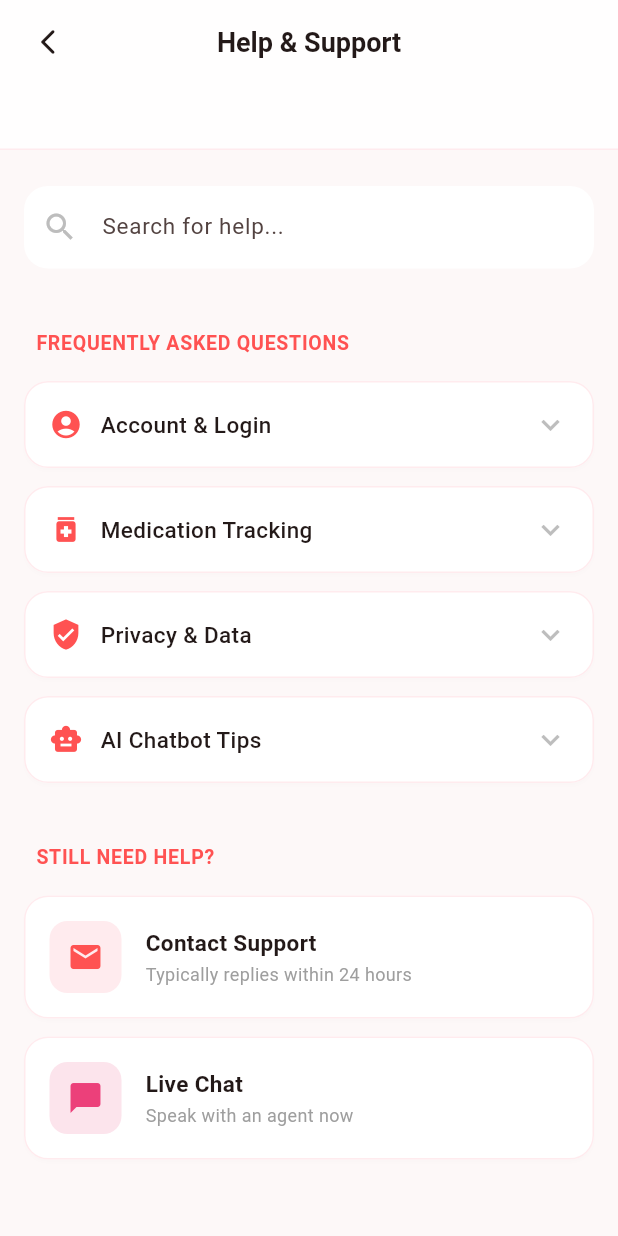
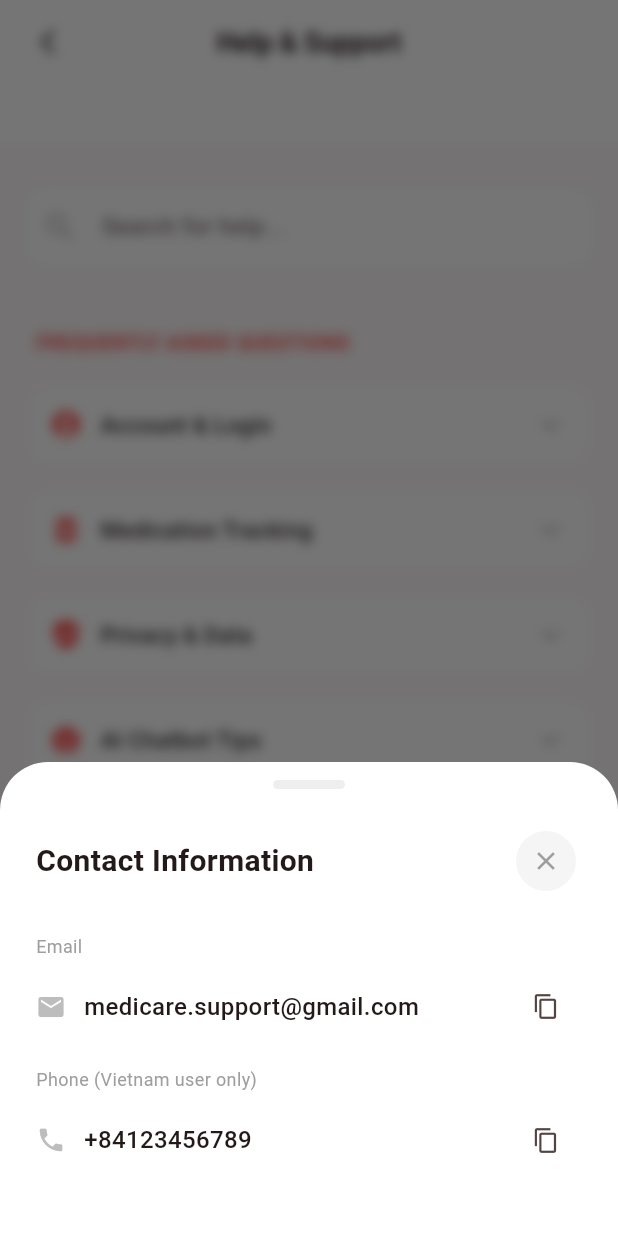
Before and after one commit to dminh312/MediCare, a Flutter app: the SupportScreen screen opened directly, after a tap on "Contact Support", on a phone screen of 412 x 824 dp. Run offline on Flutter 3.47's test engine with Material 3 defaults, Android fonts, the phone set to English and light mode, and no system bars; our stand-ins replace cloud_firestore, firebase_auth, firebase_core, firebase_storage, google_sign_in, image_picker and 1 more; accounts and stored records are empty.

Commit message:
feat: Implement new screens and fixing support screen

```diff
--- a/lib/UI/profile/profile_screen.dart
+++ b/lib/UI/profile/profile_screen.dart
@@ -6,6 +6,7 @@ import 'package:firebase_storage/firebase_storage.dart';
 import 'package:flutter/material.dart';
 import 'package:image_picker/image_picker.dart';
 import 'package:medicare/UI/login/login_screen.dart';
+import 'package:medicare/UI/profile/account_setting/health_records_screen.dart';
 import 'package:medicare/UI/profile/account_setting/personal_information_screen.dart';
 import 'package:medicare/UI/profile/account_setting/security_privacy_screen.dart';
 import 'package:medicare/UI/profile/notification_setting/notification_setting_screen.dart';
@@ -133,7 +134,9 @@ class _ProfilePageState extends State<ProfilePage> {
                       _buildSettingsItem(context, Icons.person, const Color(0xFFfce4ec), const Color(0xFFe91e63), 'Personal Information', isDarkMode, onTap: () {
                         Navigator.push(context, MaterialPageRoute(builder: (context) => const PersonalInformationScreen()));
                       }),
-                      _buildSettingsItem(context, Icons.description, const Color(0xFFffebee), primaryColor, 'Health Records', isDarkMode),
+                      _buildSettingsItem(context, Icons.description, const Color(0xFFffebee), primaryColor, 'Health Records', isDarkMode, onTap: () {
+                        Navigator.push(context, MaterialPageRoute(builder: (context) => const HealthRecordsScreen()));
+                      }),
                       _buildSettingsItem(context, Icons.notifications, const Color(0xFFfff3e0), const Color(0xFFFF9800), 'Notification Settings', isDarkMode, onTap: () {
                         Navigator.push(context, MaterialPageRoute(builder: (context) => const NotificationSettingScreen()));
                       }),
--- a/lib/UI/profile/support/support_screen.dart
+++ b/lib/UI/profile/support/support_screen.dart
@@ -1,5 +1,6 @@
 import 'dart:ui';
 import 'package:flutter/material.dart';
+import 'package:flutter/services.dart';
 
 class SupportScreen extends StatefulWidget {
   const SupportScreen({super.key});
@@ -49,7 +50,7 @@ class _SupportScreenState extends State<SupportScreen> {
           const SizedBox(height: 32),
           _buildFaqSection(primaryColor, surfaceColor, borderColor),
           const SizedBox(height: 32),
-          _buildContactSection(primaryColor, surfaceColor, borderColor),
+          _buildContactSection(context, primaryColor, surfaceColor, borderColor),
         ],
       ),
     );
@@ -121,7 +122,7 @@ class _SupportScreenState extends State<SupportScreen> {
     );
   }
 
-  Widget _buildContactSection(Color primaryColor, Color surfaceColor, Color borderColor) {
+  Widget _buildContactSection(BuildContext context, Color primaryColor, Color surfaceColor, Color borderColor) {
     final isDarkMode = Theme.of(context).brightness == Brightness.dark;
     return Column(
       crossAxisAlignment: CrossAxisAlignment.start,
@@ -139,6 +140,7 @@ class _SupportScreenState extends State<SupportScreen> {
           iconBgColor: isDarkMode ? primaryColor.withAlpha(51) : const Color(0xFFffebee),
           surfaceColor: surfaceColor,
           borderColor: borderColor,
+          onTap: () => _showContactSupportSheet(context),
         ),
         const SizedBox(height: 12),
         _buildContactOption(
@@ -149,6 +151,7 @@ class _SupportScreenState extends State<SupportScreen> {
           iconBgColor: isDarkMode ? Colors.pink.withAlpha(51) : Colors.pink[50],
           surfaceColor: surfaceColor,
           borderColor: borderColor,
+          onTap: () {},
         ),
       ],
     );
@@ -162,6 +165,7 @@ class _SupportScreenState extends State<SupportScreen> {
     Color? iconBgColor,
     required Color surfaceColor,
     required Color borderColor,
+    required VoidCallback onTap,
   }) {
     return Material(
       color: surfaceColor,
@@ -169,7 +173,7 @@ class _SupportScreenState extends State<SupportScreen> {
       shadowColor: Colors.black.withAlpha(13),
       elevation: 1,
       child: InkWell(
-        onTap: () {},
+        onTap: onTap,
         borderRadius: BorderRadius.circular(16),
         child: Container(
           padding: const EdgeInsets.all(16),
@@ -201,4 +205,88 @@ class _SupportScreenState extends State<SupportScreen> {
       ),
     );
   }
+
+  void _showContactSupportSheet(BuildContext context) {
+    final isDarkMode = Theme.of(context).brightness == Brightness.dark;
+    final surfaceColor = isDarkMode ? const Color(0xff2d1f1f) : Colors.white;
+
+    showModalBottomSheet(
+      context: context,
+      isScrollControlled: true,
+      backgroundColor: Colors.transparent,
+      builder: (context) {
+        return BackdropFilter(
+          filter: ImageFilter.blur(sigmaX: 4, sigmaY: 4),
+          child: Container(
+            padding: const EdgeInsets.fromLTRB(24, 12, 24, 40),
+            decoration: BoxDecoration(
+              color: surfaceColor,
+              borderRadius: const BorderRadius.only(
+                topLeft: Radius.circular(32),
+                topRight: Radius.circular(32),
+              ),
+            ),
+            child: Column(
+              mainAxisSize: MainAxisSize.min,
+              children: [
+                Container(
+                  width: 48,
+                  height: 6,
+                  decoration: BoxDecoration(
+                    color: isDarkMode ? Colors.grey[700] : Colors.grey[200],
+                    borderRadius: BorderRadius.circular(3),
+                  ),
+                ),
+                const SizedBox(height: 24),
+                Row(
+                  mainAxisAlignment: MainAxisAlignment.spaceBetween,
+                  children: [
+                    const Text('Contact Information', style: TextStyle(fontSize: 20, fontWeight: FontWeight.bold)),
+                    IconButton(
+                      icon: const Icon(Icons.close, size: 20),
+                      onPressed: () => Navigator.of(context).pop(),
+                      style: IconButton.styleFrom(
+                        backgroundColor: isDarkMode ? Colors.grey[800] : Colors.grey[100],
+                        foregroundColor: Colors.grey[500],
+                      ),
+                    ),
+                  ],
+                ),
+                const SizedBox(height: 24),
+                _buildContactInfoRow(context, 'Email', 'medicare.support@gmail.com', Icons.email),
+                const SizedBox(height: 16),
+                _buildContactInfoRow(context, 'Phone (Vietnam user only)', '+84123456789', Icons.phone),
+              ],
+            ),
+          ),
+        );
+      },
+    );
+  }
+
+  Widget _buildContactInfoRow(BuildContext context, String label, String value, IconData icon) {
+    return Column(
+      crossAxisAlignment: CrossAxisAlignment.start,
+      children: [
+        Text(label, style: TextStyle(fontSize: 12, color: Colors.grey[500])),
+        const SizedBox(height: 8),
+        Row(
+          children: [
+            Icon(icon, color: Colors.grey[400], size: 20),
+            const SizedBox(width: 12),
+            Expanded(child: Text(value, style: const TextStyle(fontSize: 16, fontWeight: FontWeight.w500))),
+            IconButton(
+              icon: const Icon(Icons.copy, size: 18),
+              onPressed: () {
+                Clipboard.setData(ClipboardData(text: value));
+                ScaffoldMessenger.of(context).showSnackBar(
+                  SnackBar(content: Text('Copied to clipboard', style: TextStyle(color: Theme.of(context).colorScheme.onInverseSurface))),
+                );
+              },
+            ),
+          ],
+        ),
+      ],
+    );
+  }
 }
```
Also changed, not shown: lib/UI/profile/account_setting/health_records_screen.dart (+160 -0 lines), lib/UI/share/tos.dart (added), 4 other files.
